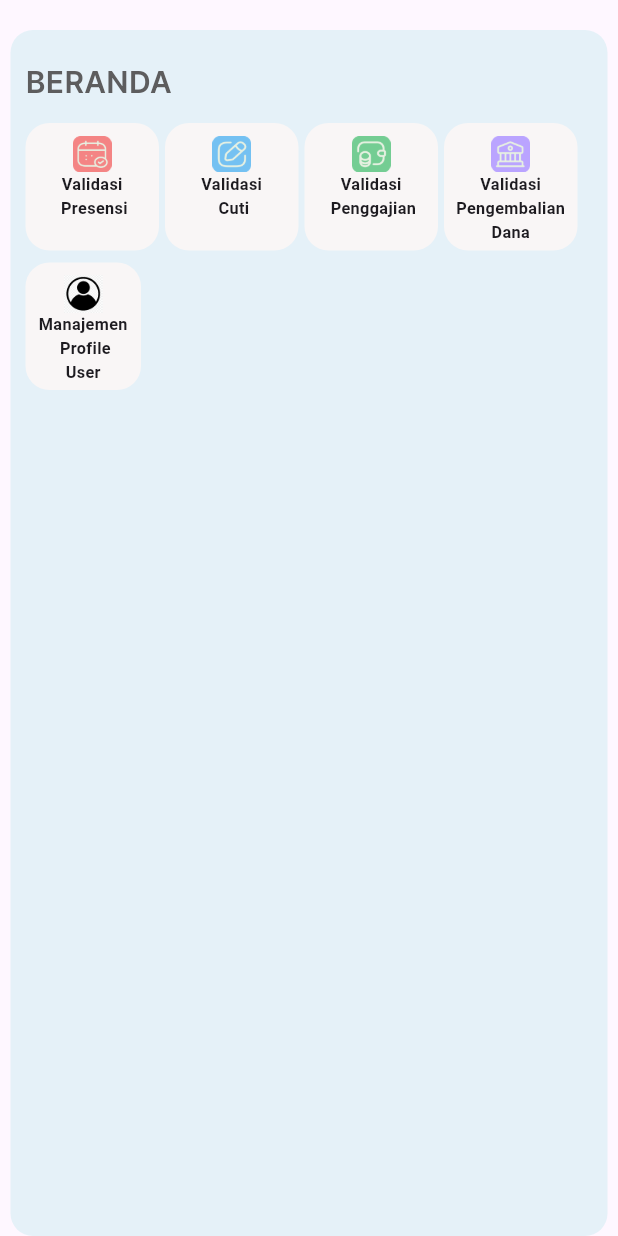
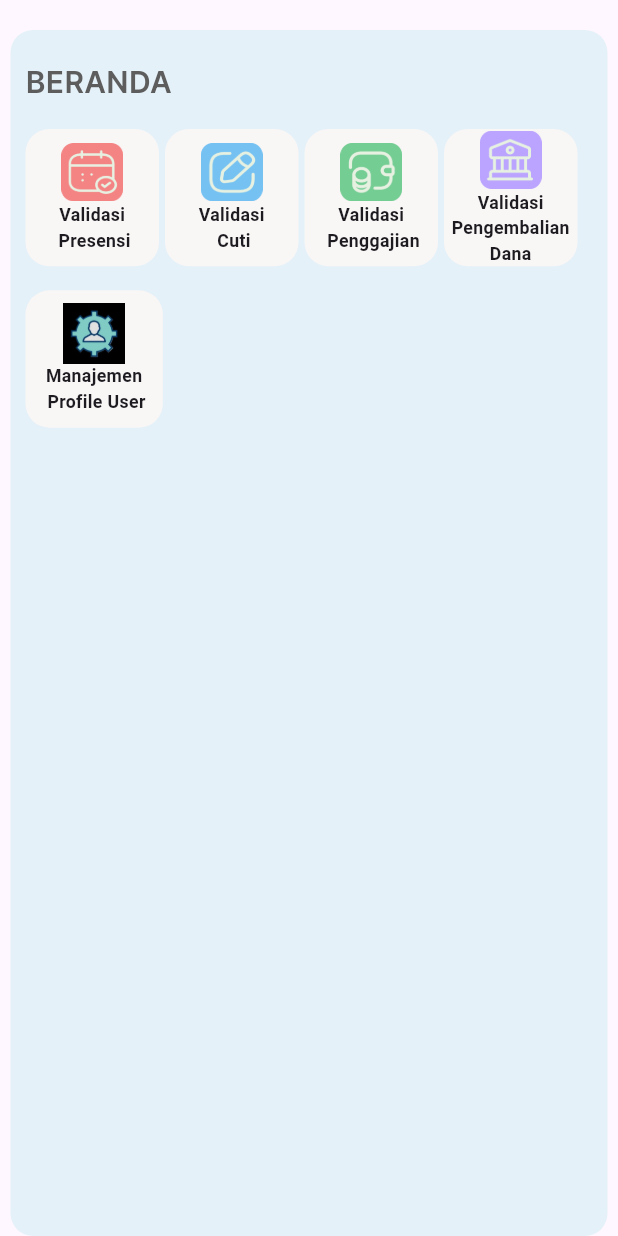
Before and after one commit to dtriadtya/MobileTMS, a Flutter app: the DasboardNavigationAdminWidget widget shown alone on an empty page, opened directly, on a phone screen of 412 x 824 dp. Run offline on Flutter 3.47's test engine with Material 3 defaults, Android fonts, the phone set to English and light mode, and no system bars; drawn by our look-alikes of loader_overlay; our stand-ins replace dio, dotted_border, flutter_local_notifications, flutter_map, google_fonts, hexcolor and 5 more; missing offline and left inert: flutter_downloader; accounts and stored records are empty.

Commit message:
fix reimburse user and admin, fix screen

```diff
--- a/Front-End/tmshub/lib/src/screens/admin/presensi/presensi_history_admin.dart
+++ b/Front-End/tmshub/lib/src/screens/admin/presensi/presensi_history_admin.dart
@@ -34,7 +34,7 @@ class _PresensiHistoryViewState extends State<PresensiHistoryView> {
       body: SafeArea(
         child: Column(
           children: [
-            TopNavigation(title: "Admin Screen Cuti"),
+            TopNavigation(title: "Admin Screen Presensi"),
             Expanded(
               child: FutureBuilder<List<PresensiModel>>(
                 future: _presensiFuture,
--- a/Front-End/tmshub/lib/src/widgets/dashboard_widgets/dasboard_navigation.dart
+++ b/Front-End/tmshub/lib/src/widgets/dashboard_widgets/dasboard_navigation.dart
@@ -60,7 +60,7 @@ class DasboardNavigationWidget extends StatelessWidget {
                         context: context,
                         destination: PenggajianScreen()),
                     buttonItem(
-                        title: "Pengembalian\nDana",
+                        title: "Reimburse",
                         imagePath: "assets/reimburse_icon.png",
                         context: context,
                         destination: PengembalianDanaScreen())
--- a/Front-End/tmshub/lib/src/widgets/dashboard_widgets/dashboard_navigation_admin.dart
+++ b/Front-End/tmshub/lib/src/widgets/dashboard_widgets/dashboard_navigation_admin.dart
@@ -1,7 +1,6 @@
 // ignore_for_file: prefer_const_constructors, prefer_const_literals_to_create_immutables, sort_child_properties_last
 import 'package:flutter/cupertino.dart';
 import 'package:flutter/material.dart';
-import 'package:flutter/widgets.dart';
 import 'package:hexcolor/hexcolor.dart';
 import 'package:tmshub/src/screens/admin/cuti/cuti_screen_admin.dart';
 import 'package:tmshub/src/screens/admin/payroll/payroll_admin_screen.dart';
@@ -21,12 +20,7 @@ class DasboardNavigationAdminWidget extends StatelessWidget {
           padding: const EdgeInsets.all(10),
           decoration: BoxDecoration(
             color: HexColor("#E5F1F8"),
-            borderRadius: BorderRadius.only(
-              topLeft: Radius.circular(15),
-              topRight: Radius.circular(15),
-              bottomLeft: Radius.circular(15),
-              bottomRight: Radius.circular(15),
-            ),
+            borderRadius: BorderRadius.circular(15),
           ),
           child: Padding(
             padding: EdgeInsets.only(top: 10, right: 10, bottom: 10),
@@ -47,7 +41,6 @@ class DasboardNavigationAdminWidget extends StatelessWidget {
                   children: [
                     // card fitur
                     Expanded(
-                      flex: 1,
                       child: buttonItem(
                           title: "Validasi\n Presensi",
                           imagePath: "assets/presensi_icon.png",
@@ -58,7 +51,6 @@ class DasboardNavigationAdminWidget extends StatelessWidget {
                       width: 4,
                     ),
                     Expanded(
-                      flex: 1,
                       child: buttonItem(
                           title: "Validasi\n Cuti",
                           imagePath: "assets/cuti_icon.png",
@@ -69,7 +61,6 @@ class DasboardNavigationAdminWidget extends StatelessWidget {
                       width: 4,
                     ),
                     Expanded(
-                      flex: 1,
                       child: buttonItem(
                           title: "Validasi\n Penggajian",
                           imagePath: "assets/payroll_icon.png",
@@ -80,13 +71,12 @@ class DasboardNavigationAdminWidget extends StatelessWidget {
                       width: 4,
                     ),
                     Expanded(
-                      flex: 1,
                       child: buttonItem(
                           title: "Validasi Pengembalian Dana",
                           imagePath: "assets/reimburse_icon.png",
                           context: context,
                           destination: ReimburseScreenAdmin()),
-                    )
+                    ),
                   ],
                 ),
                 SizedBox(
@@ -112,17 +102,14 @@ class DasboardNavigationAdminWidget extends StatelessWidget {
     final double sizeWidth = MediaQuery.of(context).size.width;
     double fontSize = sizeWidth / 35;
     double iconSize = sizeWidth / 10;
-    double containerSize = sizeWidth / 5;
-    if (title.length > 10) {
-      fontSize = sizeWidth / 38;
-      iconSize = sizeWidth / 16;
-      containerSize = sizeWidth / 4.5;
-    } else if (title.length > 9) {
-      fontSize = sizeWidth / 39;
-    }
+    double containerSize = sizeWidth / 4.5;
+
     return Container(
-      width: 77,
-      height: 85,
+      margin: EdgeInsets.symmetric(
+        vertical: 4,
+      ), // Adding margin to prevent overflow
+      width: containerSize,
+      height: containerSize,
       child: Material(
         color: Colors.transparent,
         child: InkWell(
@@ -136,22 +123,21 @@ class DasboardNavigationAdminWidget extends StatelessWidget {
               borderRadius: BorderRadius.circular(16),
             ),
             child: Padding(
-              padding: EdgeInsets.all(8),
+              padding: EdgeInsets.all(0),
               child: Column(
+                mainAxisAlignment: MainAxisAlignment.center,
                 children: [
                   Image.asset(
                     imagePath,
                     width: iconSize,
                     height: iconSize,
                   ),
-                  Expanded(
-                    child: Text(
-                      title,
-                      textAlign: TextAlign.center,
-                      style: TextStyle(
-                        fontWeight: FontWeight.bold,
-                        fontSize: fontSize,
-                      ),
+                  Text(
+                    title,
+                    textAlign: TextAlign.center,
+                    style: TextStyle(
+                      fontWeight: FontWeight.bold,
+                      fontSize: fontSize,
                     ),
                   ),
                 ],
```
Also changed, not shown: Front-End/tmshub/lib/src/screens/admin/reimburse/reimburse_detail_admin.dart (+27 -5 lines), Front-End/tmshub/lib/src/screens/reimburse/add_reimburse_screen.dart (+12 -2 lines), Front-End/tmshub/lib/src/screens/reimburse/pengembaliandana_screen.dart (+56 -13 lines), Front-End/tmshub/lib/src/widgets/dashboard_widgets/visi_misi_card.dart (+12 -4 lines), Front-End/tmshub/assets/profile1.png, Front-End/tmshub/assets/profile2.png (added), 1 other file.
